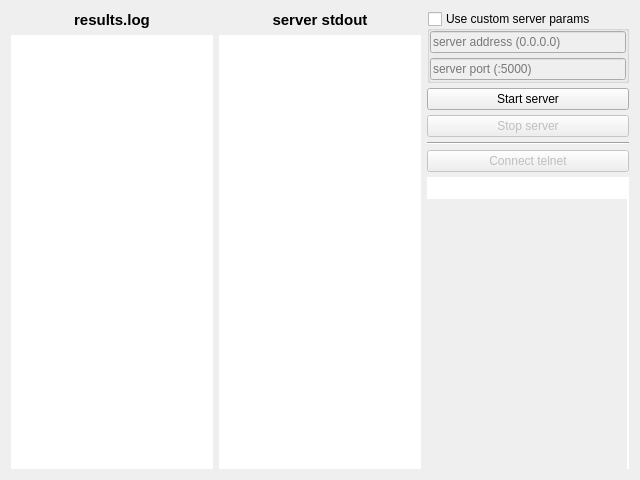
The window that uic/uiClient.ui (hydroplexus/junior--tcp-server) describes before a commit, drawn with Qt 5.
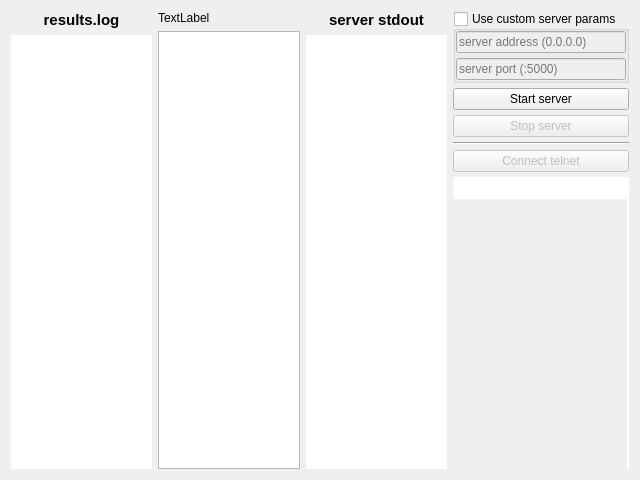
The same window after the commit.

Diff of the .ui file:
```diff
--- a/uic/uiClient.ui
+++ b/uic/uiClient.ui
@@ -56,6 +56,20 @@
        </item>
       </layout>
      </item>
+     <item>
+      <layout class="QVBoxLayout" name="verticalLayout_4">
+       <item>
+        <widget class="QLabel" name="label">
+         <property name="text">
+          <string>TextLabel</string>
+         </property>
+        </widget>
+       </item>
+       <item>
+        <widget class="QPlainTextEdit" name="plainTextEdit"/>
+       </item>
+      </layout>
+     </item>
      <item>
       <layout class="QVBoxLayout" name="verticalLayout_2">
        <item>
@@ -137,7 +151,7 @@
           <item row="1" column="0">
            <widget class="QLineEdit" name="linePort">
             <property name="enabled">
-             <bool>true</bool>
+             <bool>false</bool>
             </property>
             <property name="placeholderText">
              <string>server port (:5000)</string>
@@ -147,7 +161,7 @@
           <item row="0" column="0">
            <widget class="QLineEdit" name="lineAddress">
             <property name="enabled">
-             <bool>true</bool>
+             <bool>false</bool>
             </property>
             <property name="inputMask">
              <string/>
```
